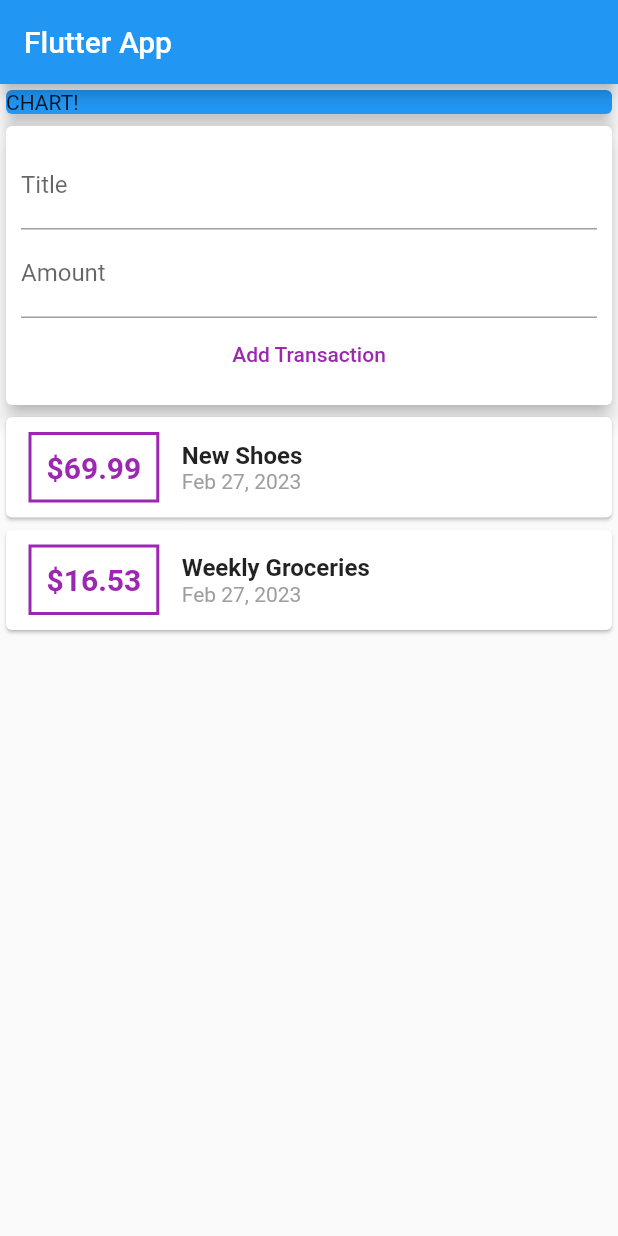
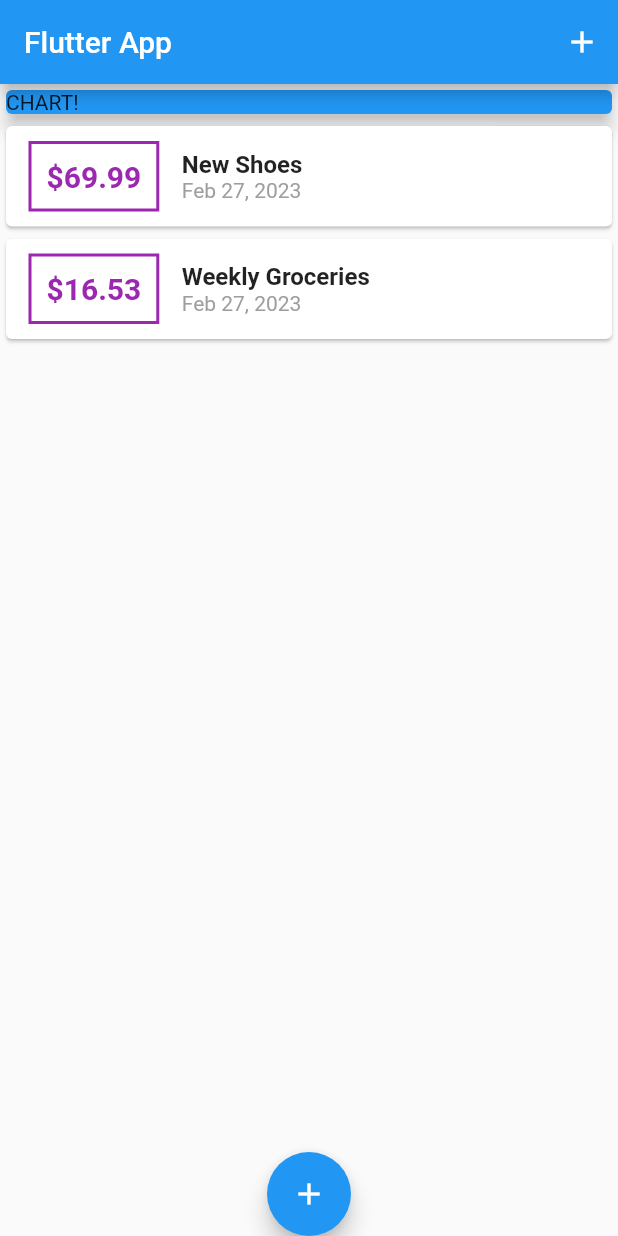
Before and after one commit to MachoBoy/flutter_expense_app, a Flutter app: the screen it shows after launch, on a phone screen of 412 x 824 dp. Run offline on Flutter 3.47's test engine with Material 2 defaults, Android fonts, the phone set to English and light mode, and no system bars.

Commit message:
Add button to show bottom sheet

```diff
--- a/lib/main.dart
+++ b/lib/main.dart
@@ -1,6 +1,8 @@
 import 'package:flutter/material.dart';
 
-import 'widgets/user_transactions.dart';
+import 'widgets/new_transaction.dart';
+import 'widgets/transaction_list.dart';
+import './models/transaction.dart';
 
 void main() {
   runApp(const MyApp());
@@ -10,29 +12,70 @@ class MyApp extends StatelessWidget {
   const MyApp({super.key});
   @override
   Widget build(BuildContext context) {
-    return MaterialApp(
+    return const MaterialApp(
       title: 'Flutter App',
       home: MyHomePage(),
     );
   }
 }
 
-class MyHomePage extends StatelessWidget {
-  MyHomePage({super.key});
+class MyHomePage extends StatefulWidget {
+  const MyHomePage({super.key});
 
-  // late String titleInput;
-  // late String amountInput;
+  @override
+  State<MyHomePage> createState() => _MyHomePageState();
+}
+
+class _MyHomePageState extends State<MyHomePage> {
+  final List<Transaction> _userTransaction = [
+    Transaction(
+        id: 't1', title: 'New Shoes', amount: 69.99, date: DateTime.now()),
+    Transaction(
+        id: 't2',
+        title: 'Weekly Groceries',
+        amount: 16.53,
+        date: DateTime.now())
+  ];
+
+  void _addNewTransaction(String txTitle, double txAmount) {
+    final newTx = Transaction(
+        id: DateTime.now().toString(),
+        title: txTitle,
+        amount: txAmount,
+        date: DateTime.now());
+
+    setState(() {
+      _userTransaction.add(newTx);
+    });
+  }
+
+  void _startAddNewTransaction(BuildContext ctx) {
+    showModalBottomSheet(
+        context: (ctx),
+        builder: (_) {
+          return GestureDetector(
+            onTap: () {},
+            child: NewTransaction(_addNewTransaction),
+            behavior: HitTestBehavior.opaque,
+          );
+        });
+  }
 
   @override
   Widget build(BuildContext context) {
     return Scaffold(
       appBar: AppBar(
         title: const Text('Flutter App'),
+        actions: [
+          IconButton(
+              onPressed: () => _startAddNewTransaction(context),
+              icon: const Icon(Icons.add))
+        ],
       ),
-      body: Column(
-        // mainAxisAlignment: MainAxisAlignment.spaceAround,
+      body: SingleChildScrollView(
+        child: Column(
           crossAxisAlignment: CrossAxisAlignment.stretch,
-        children: <Widget>[
+          children: [
             const SizedBox(
               width: double.infinity,
               child: Card(
@@ -41,9 +84,14 @@ class MyHomePage extends StatelessWidget {
                 child: Text('CHART!'),
               ),
             ),
-          UserTransactions(),
+            TransactionList(_userTransaction),
           ],
         ),
+      ),
+      floatingActionButtonLocation: FloatingActionButtonLocation.centerDocked,
+      floatingActionButton: FloatingActionButton(
+          onPressed: () => _startAddNewTransaction(context),
+          child: const Icon(Icons.add)),
     );
   }
 }
--- a/lib/widgets/transaction_list.dart
+++ b/lib/widgets/transaction_list.dart
@@ -10,8 +10,10 @@ class TransactionList extends StatelessWidget {
 
   @override
   Widget build(BuildContext context) {
-    return Column(
-      children: transactions.map((tx) {
+    return Container(
+      height: 300,
+      child: ListView.builder(
+        itemBuilder: (ctx, index) {
           return Card(
             child: Row(
               children: [
@@ -25,7 +27,7 @@ class TransactionList extends StatelessWidget {
                   )),
                   padding: const EdgeInsets.all(10),
                   child: Text(
-                  '\$${tx.amount}',
+                    '\$${transactions[index].amount.toStringAsFixed(2)}',
                     style: const TextStyle(
                         fontWeight: FontWeight.bold,
                         fontSize: 20,
@@ -36,12 +38,12 @@ class TransactionList extends StatelessWidget {
                   crossAxisAlignment: CrossAxisAlignment.start,
                   children: [
                     Text(
-                    tx.title,
+                      transactions[index].title,
                       style: const TextStyle(
                           fontSize: 16, fontWeight: FontWeight.bold),
                     ),
                     Text(
-                    DateFormat.yMMMd().format(tx.date),
+                      DateFormat.yMMMd().format(transactions[index].date),
                       style: const TextStyle(color: Colors.grey),
                     )
                   ],
@@ -49,7 +51,9 @@ class TransactionList extends StatelessWidget {
               ],
             ),
           );
-      }).toList(),
+        },
+        itemCount: transactions.length,
+      ),
     );
   }
 }
--- a/lib/widgets/user_transactions.dart
+++ /dev/null
@@ -1,46 +0,0 @@
-import 'package:flutter/material.dart';
-
-import './new_transaction.dart';
-import './transaction_list.dart';
-import '../models/transaction.dart';
-
-class UserTransactions extends StatefulWidget {
-  const UserTransactions({super.key});
-
-  @override
-  State<UserTransactions> createState() => _UserTransactionsState();
-}
-
-class _UserTransactionsState extends State<UserTransactions> {
-  final List<Transaction> _userTransaction = [
-    Transaction(
-        id: 't1', title: 'New Shoes', amount: 69.99, date: DateTime.now()),
-    Transaction(
-        id: 't2',
-        title: 'Weekly Groceries',
-        amount: 16.53,
-        date: DateTime.now())
-  ];
-
-  void _addNewTransaction(String txTitle, double txAmount) {
-    final newTx = Transaction(
-        id: DateTime.now().toString(),
-        title: txTitle,
-        amount: txAmount,
-        date: DateTime.now());
-
-    setState(() {
-      _userTransaction.add(newTx);
-    });
-  }
-
-  @override
-  Widget build(BuildContext context) {
-    return Column(
-      children: [
-        NewTransaction(_addNewTransaction),
-        TransactionList(_userTransaction)
-      ],
-    );
-  }
-}
```
Also changed, not shown: lib/widgets/new_transaction.dart (+17 -8 lines). Lines whose indentation alone changed are shown as unchanged.
